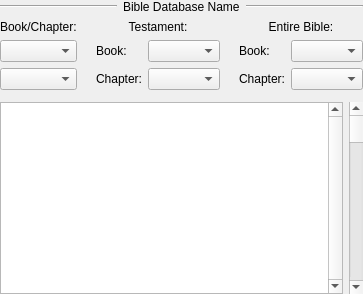
This is programs/KJVCanOpener/KJVBrowser.ui in dewhisna/KingJamesPureBibleSearch as Qt 5 draws it before an edit. The edited form follows.
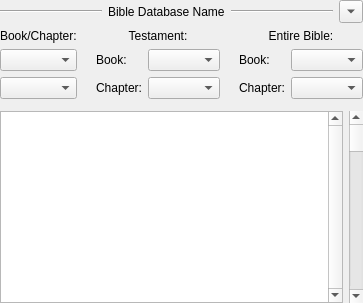
This is the edited form. Custom widgets are drawn as their Qt base class.

Patch:
```diff
--- a/programs/KJVCanOpener/KJVBrowser.ui
+++ b/programs/KJVCanOpener/KJVBrowser.ui
@@ -75,12 +75,41 @@
        </property>
       </widget>
      </item>
+	 <item>
+	  <widget class="QToolButton" name="btnHideNavigation">
+	   <property name="sizePolicy">
+		<sizepolicy hsizetype="Minimum" vsizetype="Minimum">
+		 <horstretch>0</horstretch>
+		 <verstretch>0</verstretch>
+		</sizepolicy>
+	   </property>
+	   <property name="toolTip">
+		<string>Show/Hide Scripture Browser Navigation</string>
+	   </property>
+	   <property name="statusTip">
+		<string>Show/Hide Scripture Browser Navigation</string>
+	   </property>
+	   <property name="checked">
+		<bool>false</bool>
+	   </property>
+	   <property name="arrowType">
+		<enum>Qt::DownArrow</enum>
+	   </property>
+	  </widget>
+	 </item>
     </layout>
    </item>
    <item row="1" column="0">
-    <layout class="QGridLayout" name="gridLayout">
-     <item row="0" column="0" colspan="2">
-      <layout class="QHBoxLayout" name="horizontalLayout_5">
+	<widget class="QFrame" name="frameNavigationPane">
+	 <property name="frameShadow">
+	  <enum>QFrame::Plain</enum>
+	 </property>
+	 <layout class="QGridLayout" name="gridLayout_3">
+	  <property name="margin">
+	   <number>0</number>
+	  </property>
+	  <item row="0" column="0">
+	   <layout class="QHBoxLayout" name="layoutNavigationPane">
        <item>
         <layout class="QVBoxLayout" name="verticalLayout">
          <item>
@@ -237,10 +266,15 @@
        </item>
       </layout>
      </item>
-     <item row="1" column="0" colspan="2">
-      <widget class="CPassageReferenceWidget" name="widgetPassageReference" native="true"/>
+	 </layout>
+	</widget>
      </item>
      <item row="2" column="0">
+	<widget class="CPassageReferenceWidget" name="widgetPassageReference" native="true"/>
+   </item>
+   <item row="3" column="0">
+	<layout class="QGridLayout" name="gridLayout">
+	 <item row="1" column="0">
       <widget class="QTextBrowser" name="textBrowserMainText">
        <property name="mouseTracking">
         <bool>true</bool>
@@ -262,7 +296,7 @@
        </property>
       </widget>
      </item>
-     <item row="2" column="1">
+	 <item row="1" column="1">
       <widget class="QScrollBar" name="scrollbarChapter">
        <property name="orientation">
         <enum>Qt::Vertical</enum>
```
Left out of the diff: 11 changed lines with no effect on the pictures. Lines whose indentation alone changed are shown as unchanged.
